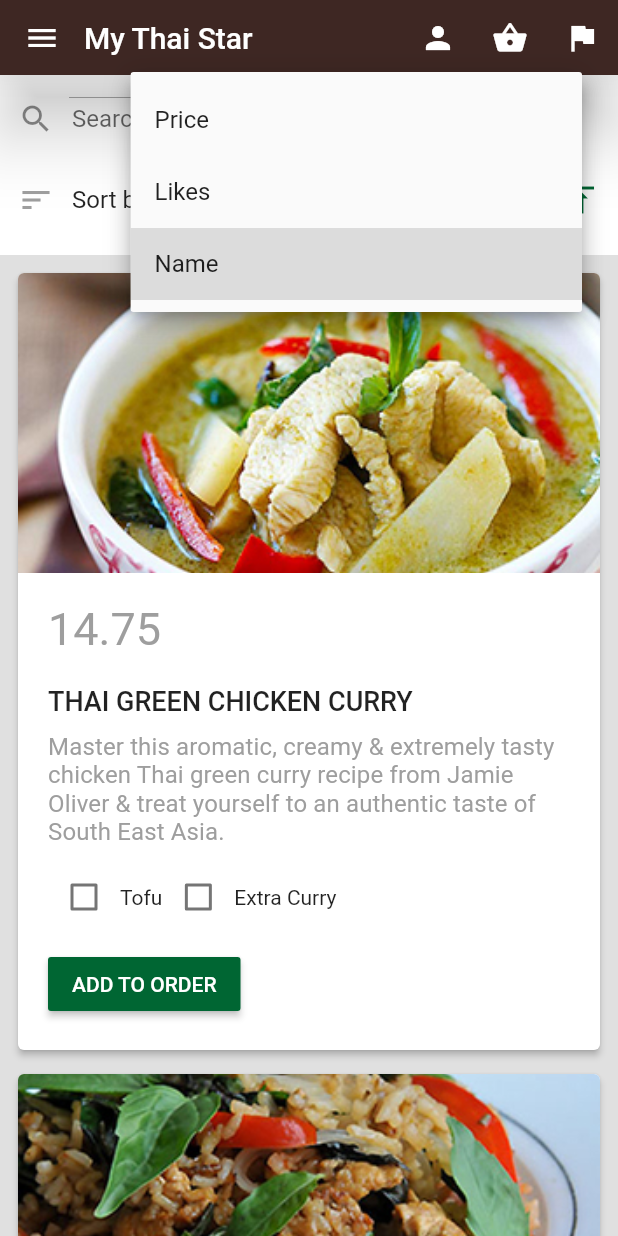
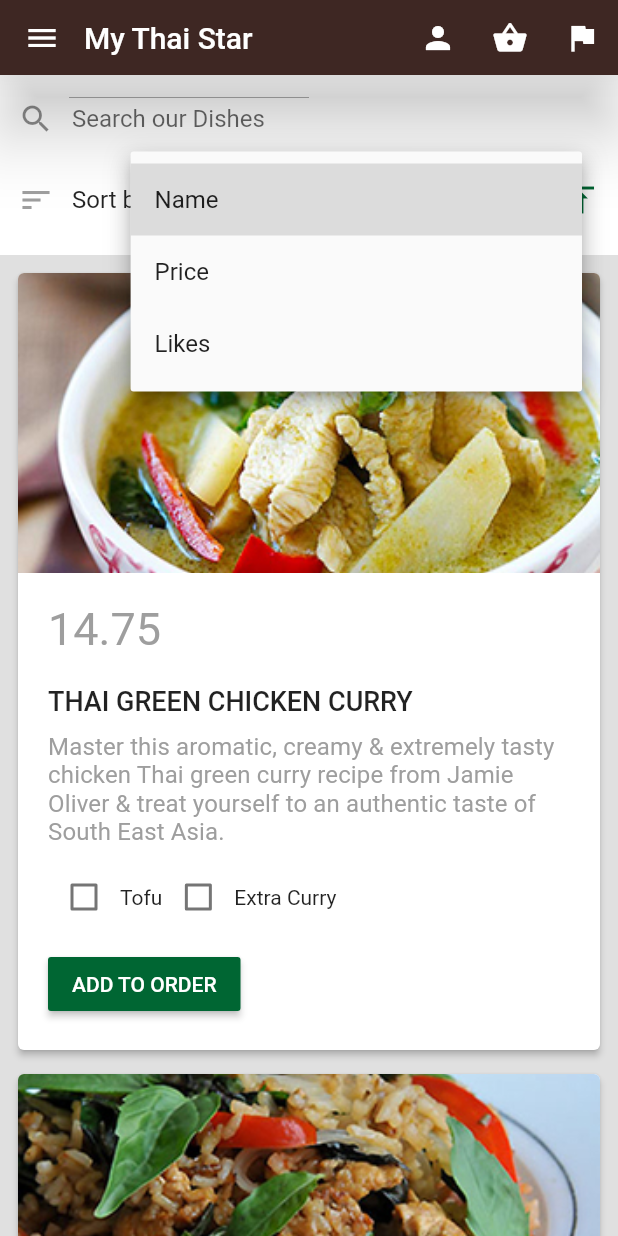
Before and after one commit to devonfw-forge/devonfw4flutter-mts-app, a Flutter app: the Menu screen opened by its route, after a tap on "Name", on a phone screen of 412 x 824 dp. Run offline on Flutter 3.47's test engine with Material 2 defaults, Android fonts, the phone set to English and light mode, and no system bars; our stand-ins replace datetime_picker_formfield.

Commit message:
SliverSearchHeader

```diff
--- a/lib/ui/pages/menu/menu.dart
+++ b/lib/ui/pages/menu/menu.dart
@@ -1,9 +1,9 @@
 import 'package:flutter/material.dart';
 import 'package:my_thai_star_flutter/models/dish.dart';
 import 'package:my_thai_star_flutter/ui/pages/menu/dish_card.dart';
+import 'package:my_thai_star_flutter/ui/pages/menu/sliver_search_header.dart';
 import 'package:my_thai_star_flutter/ui/shared_widgets/app_drawer.dart';
 import 'package:my_thai_star_flutter/ui/shared_widgets/custom_app_bar.dart';
-import 'package:my_thai_star_flutter/ui/ui_helper.dart';
 
 class Menu extends StatelessWidget {
   final List<Dish> dishes = [
@@ -42,70 +42,7 @@ class Menu extends StatelessWidget {
       drawer: AppDrawer(),
       body: CustomScrollView(
         slivers: <Widget>[
-          SliverAppBar(
-            elevation: UiHelper.elevation,
-            floating: true,
-            backgroundColor: Colors.white,
-            leading: new Container(),
-            expandedHeight: 120,
-            flexibleSpace: FlexibleSpaceBar(
-              background: Container(
-                color: Colors.white,
-                child: Column(
-                  children: <Widget>[
-                    TextField(
-                      decoration: InputDecoration(
-                        border: InputBorder.none,
-                        prefixIcon: Icon(Icons.search),
-                        labelText: "Search our Dishes",
-                      ),
-                    ),
-
-                    Row(
-                      mainAxisSize: MainAxisSize.min,
-                      children: <Widget>[
-                        Padding(
-                          padding: const EdgeInsets.all(12.0),
-                          child: Icon(
-                            Icons.sort,
-                            color: Colors.grey,
-                          ),
-                        ),
-                        Text(
-                          "Sort by",
-                          style: Theme.of(context).textTheme.subhead,
-                        ),
-                        SizedBox(
-                          width: 5,
-                        ),
-                        Expanded(
-                          child: DropdownButton<String>(
-                            isExpanded: true,
-                            value: "Name",
-                            items: <String>['Price', 'Likes', 'Name']
-                                .map((String value) {
-                              return new DropdownMenuItem<String>(
-                                value: value,
-                                child: new Text(value),
-                              );
-                            }).toList(),
-                            onChanged: (_) {},
-                          ),
-                        ),
-                        IconButton(
-                          icon: Icon(
-                            Icons.vertical_align_top,
-                            color: Theme.of(context).accentColor,
-                          ),
-                          onPressed: () {},
-                        ),
-                      ],
-                    ),
-                  ],
-                ),
-              ),
-            ),
-          ),
+          SliverSearchHeader(),
           SliverList(
             delegate: SliverChildBuilderDelegate(
               (BuildContext context, int index) {
--- /dev/null
+++ b/lib/ui/pages/menu/sliver_search_header.dart
@@ -0,0 +1,103 @@
+import 'package:flutter/material.dart';
+
+import '../../ui_helper.dart';
+
+class SliverSearchHeader extends StatelessWidget {
+  static const double height = 120;
+
+  const SliverSearchHeader({
+    Key key,
+  }) : super(key: key);
+
+  @override
+  Widget build(BuildContext context) {
+    return SliverAppBar(
+      elevation: UiHelper.elevation,
+      floating: true,
+      backgroundColor: Colors.white,
+      leading: new Container(),
+      expandedHeight: height,
+      flexibleSpace: FlexibleSpaceBar(
+        background: Container(
+          color: Colors.white,
+          child: Column(
+            children: <Widget>[
+              _SearchBar(),
+              _Sort(),
+            ],
+          ),
+        ),
+      ),
+    );
+  }
+}
+
+class _SearchBar extends StatelessWidget {
+  const _SearchBar({
+    Key key,
+  }) : super(key: key);
+
+  @override
+  Widget build(BuildContext context) {
+    return TextField(
+      decoration: InputDecoration(
+        border: InputBorder.none,
+        prefixIcon: Icon(Icons.search),
+        labelText: "Search our Dishes",
+      ),
+    );
+  }
+}
+
+class _Sort extends StatelessWidget {
+  const _Sort({
+    Key key,
+  }) : super(key: key);
+
+  static const double iconPadding = 12.0;
+  static const double dropDownPadding = 5;
+  static const List<String> sortCriteria = ['Name', 'Price', 'Likes'];
+
+  @override
+  Widget build(BuildContext context) {
+    return Row(
+      mainAxisSize: MainAxisSize.min,
+      children: <Widget>[
+        Padding(
+          padding: const EdgeInsets.all(iconPadding),
+          child: Icon(
+            Icons.sort,
+            color: Colors.grey,
+          ),
+        ),
+        Text(
+          "Sort by",
+          style: Theme.of(context).textTheme.subhead,
+        ),
+        SizedBox(
+          width: dropDownPadding,
+        ),
+        Expanded(
+          child: DropdownButton<String>(
+            isExpanded: true,
+            value: sortCriteria[0],
+            items: sortCriteria.map((String value) {
+              return new DropdownMenuItem<String>(
+                value: value,
+                child: new Text(value),
+              );
+            }).toList(),
+            onChanged: (_) {},
+          ),
+        ),
+        IconButton(
+          icon: Icon(
+            Icons.vertical_align_top,
+            color: Theme.of(context).accentColor,
+          ),
+          onPressed: () {},
+        ),
+      ],
+    );
+  }
+}
```
